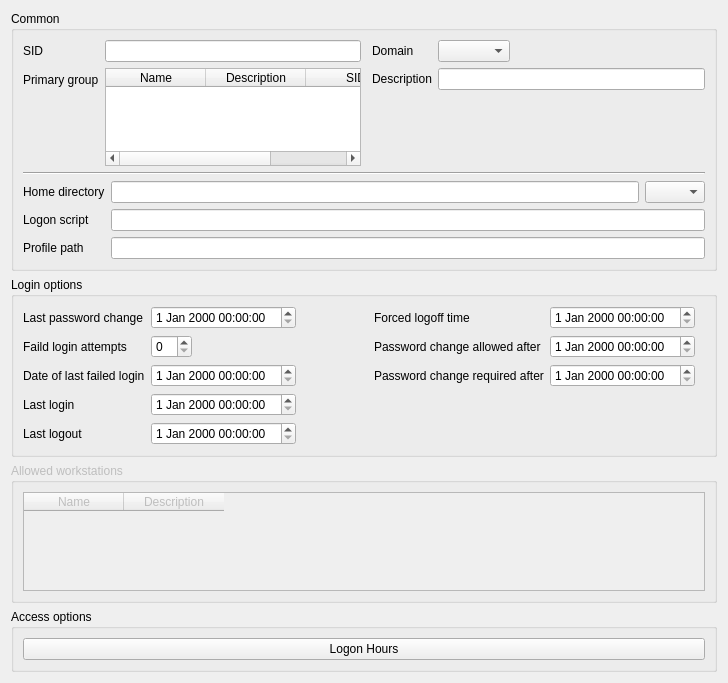
The window that agent/src/clacks/agent/data/templates/default/user-samba.ui (gonicus/clacks) describes before a commit, drawn with Qt 5.
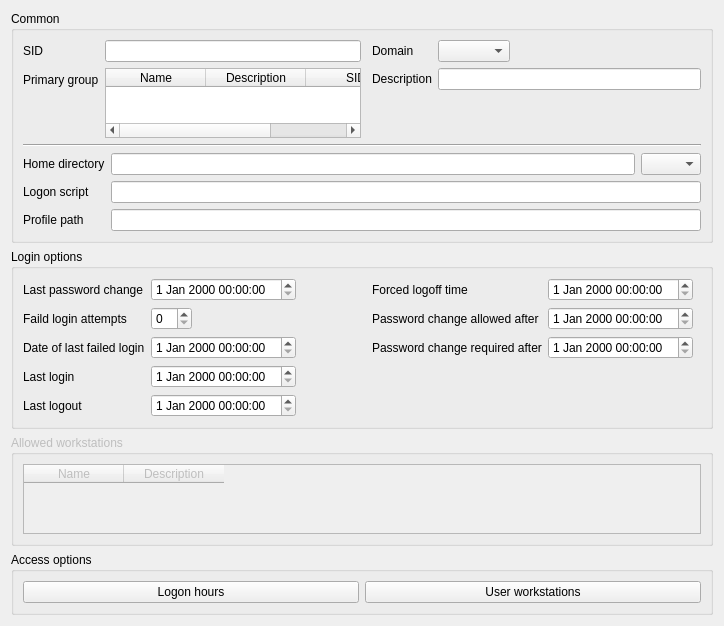
The same window after the commit. Icons and pictures are not drawn.

Diff of the .ui file:
```diff
--- a/agent/src/clacks/agent/data/templates/default/user-samba.ui
+++ b/agent/src/clacks/agent/data/templates/default/user-samba.ui
@@ -6,8 +6,8 @@
    <rect>
     <x>0</x>
     <y>0</y>
-    <width>728</width>
-    <height>683</height>
+    <width>724</width>
+    <height>400</height>
    </rect>
   </property>
   <property name="windowTitle">
@@ -408,14 +408,28 @@
      </property>
      <layout class="QGridLayout" name="gridLayout_5">
       <item row="0" column="0">
+       <layout class="QHBoxLayout" name="horizontalLayout_4">
+        <item>
        <widget class="QPushButton" name="SambaLogonHours">
         <property name="text">
-         <string>Logon Hours</string>
+           <string>Logon hours</string>
         </property>
         <property name="dialog" stdset="0">
          <string>sambaLogonHours</string>
         </property>
        </widget>
+        </item>
+        <item>
+         <widget class="QPushButton" name="UserWorkstations">
+          <property name="text">
+           <string>User workstations</string>
+          </property>
+          <property name="dialog" stdset="0">
+           <string>sambaUserWorkstations</string>
+          </property>
+         </widget>
+        </item>
+       </layout>
       </item>
      </layout>
     </widget>
```
Lines whose indentation alone changed are shown as unchanged.
